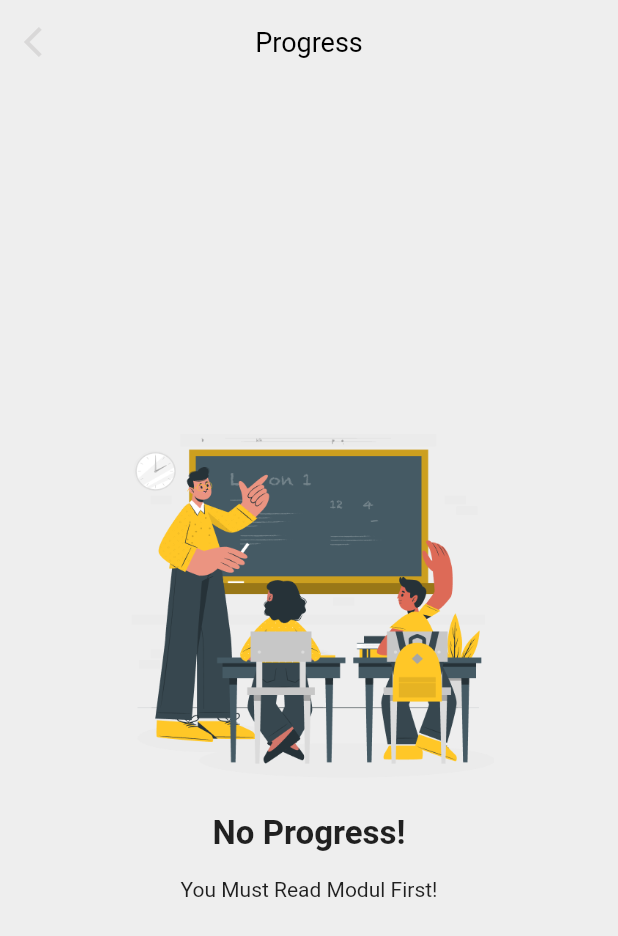
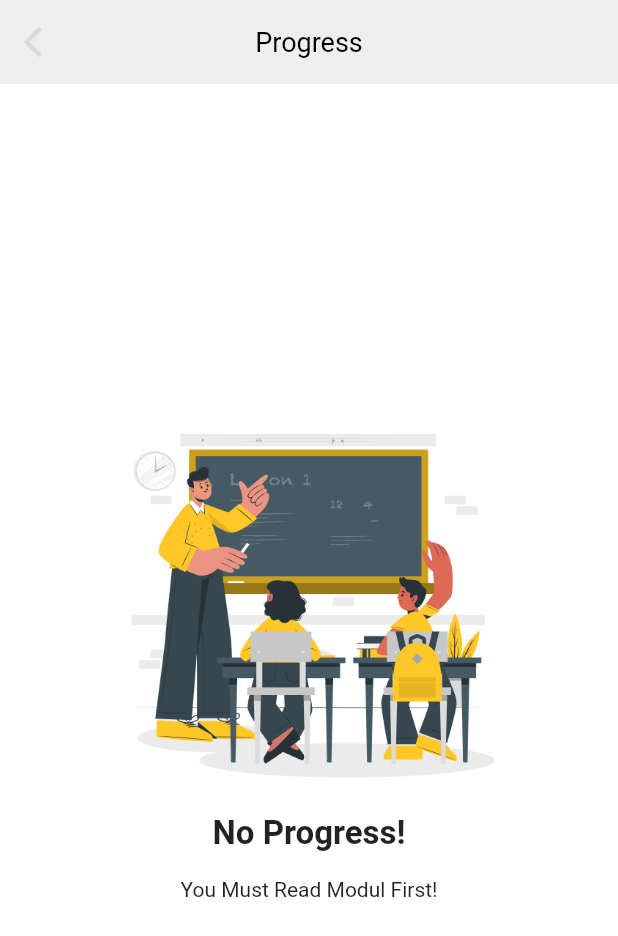
Before and after one commit to Mobile-Apps-Unpak/TA-Mobpro, a Flutter app: the screen it shows once a user with an empty profile is signed in, after a tap on the "star outline" icon, on a phone screen of 412 x 824 dp. Shown: the top 936 px of the screen. Run offline on Flutter 3.47's test engine with Material 2 defaults, Android fonts, the phone set to English and light mode, and no system bars; our stand-ins replace cloud_firestore, firebase_auth, firebase_core, percent_indicator, persistent_bottom_nav_bar_v2 and 1 more; missing offline and left inert: dart:ffi; accounts and stored records are empty.

Commit message:
Fix dark mode on some detail

```diff
--- a/mobile/lib/provider/theme_provider.dart
+++ b/mobile/lib/provider/theme_provider.dart
@@ -24,11 +24,28 @@ class MyThemes {
     scaffoldBackgroundColor: const Color.fromARGB(255, 18, 18, 18),
     primaryColor: const Color.fromARGB(255, 29, 29, 29),
     colorScheme: const ColorScheme.dark(),
+    textTheme: const TextTheme(
+      bodyText1: TextStyle(color: Colors.white),
+      bodyText2: TextStyle(color: Colors.white),
+    ),
     appBarTheme: const AppBarTheme(
         backgroundColor: Colors.transparent,
         toolbarTextStyle: TextStyle(color: Colors.white)),
     iconTheme: const IconThemeData(
       color: Color(0xffffd44c),
+    ),
+    inputDecorationTheme: const InputDecorationTheme(
+      labelStyle: TextStyle(color: Colors.white),
+      focusedBorder: OutlineInputBorder(
+        borderSide: BorderSide(
+          color: Color(0xffffd44c),
+        ),
+      ),
+    ),
+    textSelectionTheme: const TextSelectionThemeData(
+      cursorColor: Color(0xffffd44c),
+      selectionColor: Color(0xffffd44c),
+      selectionHandleColor: Color(0xffffd44c),
     ),
   );
 
--- a/mobile/lib/screen/edit_profile.dart
+++ b/mobile/lib/screen/edit_profile.dart
@@ -57,7 +57,11 @@ class _EditProfileState extends State<EditProfile> {
         } catch (e) {
           debugPrint(e.toString());
         }
-        return const Center(child: CircularProgressIndicator());
+        return Center(
+          child: CircularProgressIndicator(
+            color: Theme.of(context).iconTheme.color,
+          ),
+        );
       },
     );
   }
--- a/mobile/lib/screen/mainpage_screen/homepage.dart
+++ b/mobile/lib/screen/mainpage_screen/homepage.dart
@@ -70,8 +70,8 @@ class HomePage extends StatelessWidget {
                                             decoration: BoxDecoration(
                                               borderRadius:
                                                   BorderRadius.circular(100),
-                                              color: const Color.fromARGB(
-                                                  255, 253, 235, 179),
+                                              color: Theme.of(context)
+                                                  .primaryColor,
                                             ),
                                             child: Image.asset(
                                               "assets/modul_home.png",
@@ -102,8 +102,8 @@ class HomePage extends StatelessWidget {
                                             decoration: BoxDecoration(
                                               borderRadius:
                                                   BorderRadius.circular(100),
-                                              color: const Color.fromARGB(
-                                                  255, 253, 235, 179),
+                                              color: Theme.of(context)
+                                                  .primaryColor,
                                             ),
                                             child: Image.asset(
                                               "assets/video_home.png",
@@ -139,8 +139,8 @@ class HomePage extends StatelessWidget {
                                             decoration: BoxDecoration(
                                               borderRadius:
                                                   BorderRadius.circular(100),
-                                              color: const Color.fromARGB(
-                                                  255, 253, 235, 179),
+                                              color: Theme.of(context)
+                                                  .primaryColor,
                                             ),
                                             child: const SizedBox(
                                               child: Icon(
@@ -172,8 +172,8 @@ class HomePage extends StatelessWidget {
                                             decoration: BoxDecoration(
                                               borderRadius:
                                                   BorderRadius.circular(100),
-                                              color: const Color.fromARGB(
-                                                  255, 253, 235, 179),
+                                              color: Theme.of(context)
+                                                  .primaryColor,
                                             ),
                                             child: Image.asset(
                                               "assets/lainnya_home.png",
--- a/mobile/lib/screen/mainpage_screen/modul.dart
+++ b/mobile/lib/screen/mainpage_screen/modul.dart
@@ -26,7 +26,6 @@ class Modul extends StatelessWidget {
       body: Stack(
         children: [
           Container(
-            //color: Colors.blue,
             padding: EdgeInsets.fromLTRB(w * .08, h * .06, w * .08, 0),
             child: Column(
               crossAxisAlignment: CrossAxisAlignment.start,
--- a/mobile/lib/screen/user_progress.dart
+++ b/mobile/lib/screen/user_progress.dart
@@ -65,7 +65,10 @@ class _UserProgressState extends State<UserProgress> {
           debugPrint(e.toString());
         }
 
-        return const Center(child: CircularProgressIndicator());
+        return Center(
+            child: CircularProgressIndicator(
+          color: Theme.of(context).iconTheme.color,
+        ));
       },
     );
   }
@@ -73,7 +76,9 @@ class _UserProgressState extends State<UserProgress> {
   Widget noProgress(BuildContext context) {
     var w = MediaQuery.of(context).size.width;
     var h = MediaQuery.of(context).size.height;
-    return Center(
+    return Container(
+      color: Theme.of(context).backgroundColor,
+      child: Center(
         child: Column(
           mainAxisAlignment: MainAxisAlignment.center,
           children: [
@@ -89,6 +94,7 @@ class _UserProgressState extends State<UserProgress> {
               style: TextStyle(fontSize: 14),
             ),
           ],
+        ),
       ),
     );
   }
--- a/mobile/lib/widget/change_theme_button_widget.dart
+++ b/mobile/lib/widget/change_theme_button_widget.dart
@@ -10,6 +10,7 @@ class ChangeThemeButtonWidget extends StatelessWidget {
     final themeProvider = Provider.of<ThemeProvider>(context);
 
     return Switch.adaptive(
+      activeColor: Theme.of(context).iconTheme.color,
       value: themeProvider.isDarkMode,
       onChanged: (value) {
         final provider = Provider.of<ThemeProvider>(context, listen: false);
```
Also changed, not shown: mobile/lib/screen/list_modul.dart (+13 -8 lines), mobile/lib/screen/mainpage_screen/study.dart (+12 -2 lines). Lines whose indentation alone changed are shown as unchanged.
